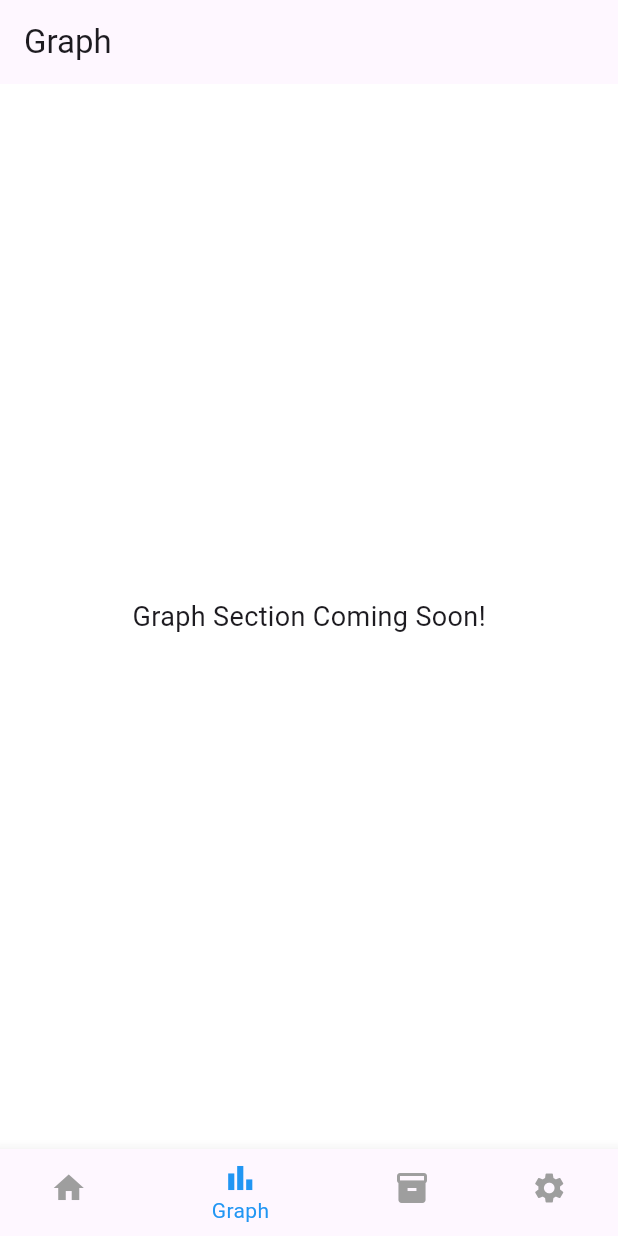
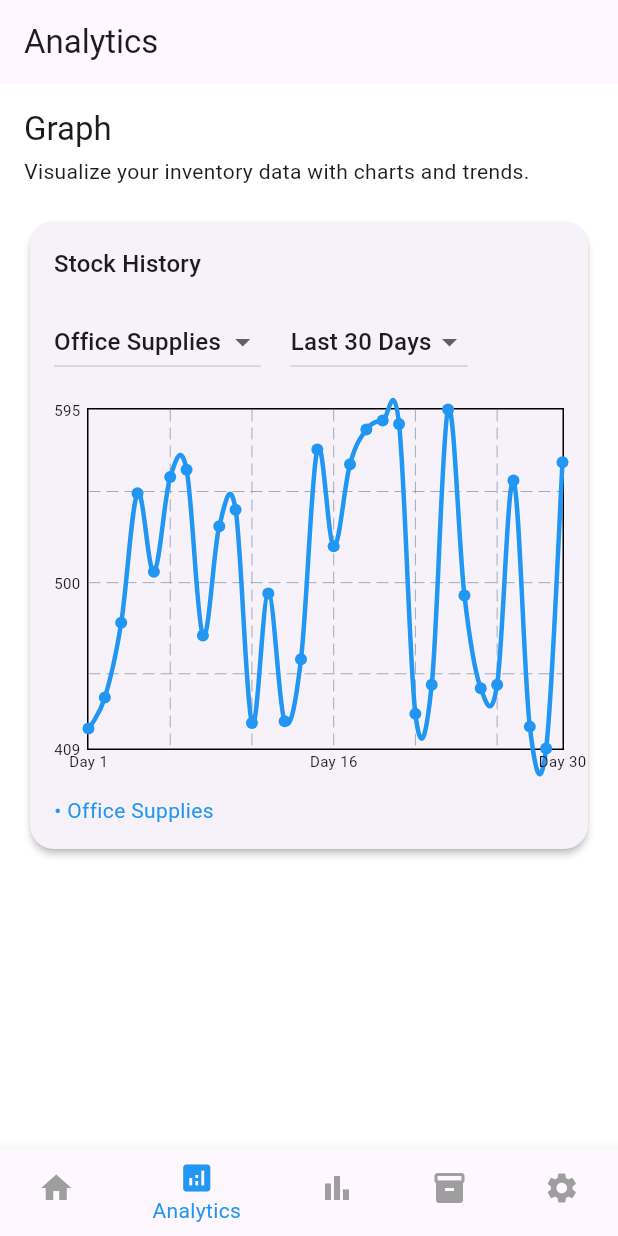
Before and after one commit to rashimeena/supplify, a Flutter app: the screen it shows once a user with an empty profile is signed in, item 2 of the bottom bar chosen, on a phone screen of 412 x 824 dp. Run offline on Flutter 3.47's test engine with Material 3 defaults, Android fonts, the light colour scheme and no system bars; drawn by our look-alikes of fl_chart; our stand-ins replace firebase_auth, firebase_core, get; accounts and stored records are empty.

Commit message:
graph created

```diff
--- /dev/null
+++ b/lib/screens/analytics_screen.dart
@@ -0,0 +1,145 @@
+import 'package:fl_chart/fl_chart.dart';
+import 'package:flutter/material.dart';
+import 'dart:math';
+
+class AnalyticsScreen extends StatefulWidget {
+  @override
+  _AnalyticsScreenState createState() => _AnalyticsScreenState();
+}
+
+class _AnalyticsScreenState extends State<AnalyticsScreen> {
+  String selectedCategory = 'Office Supplies';
+  String selectedRange = 'Last 30 Days';
+
+  final List<String> categories = [
+    'Visitor ID Cards',
+    'Office Supplies',
+    'Banners',
+    'Stationery',
+    'Electronics'
+  ];
+
+  final List<String> dateRanges = [
+    'Last 7 Days',
+    'Last 30 Days',
+    'Last 90 Days',
+  ];
+
+  List<FlSpot> generateSmoothData(int count) {
+    final random = Random();
+    return List.generate(count, (i) => FlSpot(i.toDouble(), 400 + random.nextInt(200).toDouble()));
+  }
+
+  int getRangeCount() {
+    switch (selectedRange) {
+      case 'Last 7 Days':
+        return 7;
+      case 'Last 30 Days':
+        return 30;
+      case 'Last 90 Days':
+        return 90;
+      default:
+        return 30;
+    }
+  }
+
+  @override
+  Widget build(BuildContext context) {
+    final spots = generateSmoothData(getRangeCount());
+
+    return Scaffold(
+      appBar: AppBar(title: Text("Analytics")),
+      body: Padding(
+        padding: const EdgeInsets.all(16.0),
+        child: Column(
+          crossAxisAlignment: CrossAxisAlignment.start,
+          children: [
+            Text("Graph", style: Theme.of(context).textTheme.titleLarge),
+            SizedBox(height: 4),
+            Text("Visualize your inventory data with charts and trends."),
+            SizedBox(height: 20),
+
+            Card(
+              shape: RoundedRectangleBorder(borderRadius: BorderRadius.circular(16)),
+              elevation: 2,
+              child: Padding(
+                padding: const EdgeInsets.all(16.0),
+                child: Column(
+                  crossAxisAlignment: CrossAxisAlignment.start,
+                  children: [
+                    Text("Stock History", style: Theme.of(context).textTheme.titleMedium),
+                    SizedBox(height: 16),
+
+                    Row(
+                      children: [
+                        DropdownButton<String>(
+                          value: selectedCategory,
+                          onChanged: (val) => setState(() => selectedCategory = val!),
+                          items: categories.map((cat) => DropdownMenuItem(
+                            value: cat,
+                            child: Text(cat),
+                          )).toList(),
+                        ),
+                        SizedBox(width: 20),
+                        DropdownButton<String>(
+                          value: selectedRange,
+                          onChanged: (val) => setState(() => selectedRange = val!),
+                          items: dateRanges.map((range) => DropdownMenuItem(
+                            value: range,
+                            child: Text(range),
+                          )).toList(),
+                        ),
+                      ],
+                    ),
+
+                    SizedBox(height: 20),
+                    SizedBox(
+                      height: 250,
+                      child: LineChart(
+                        LineChartData(
+                          titlesData: FlTitlesData(
+                            bottomTitles: AxisTitles(
+                              sideTitles: SideTitles(
+                                showTitles: true,
+                                interval: (getRangeCount() ~/ 2).toDouble(),
+                                getTitlesWidget: (value, meta) {
+                                  return Text("Day ${value.toInt() + 1}", style: TextStyle(fontSize: 10));
+                                },
+                              ),
+                            ),
+                            leftTitles: AxisTitles(
+                              sideTitles: SideTitles(
+                                showTitles: true,
+                                interval: 100,
+                                getTitlesWidget: (value, meta) => Text("${value.toInt()}", style: TextStyle(fontSize: 10)),
+                              ),
+                            ),
+                            rightTitles: AxisTitles(sideTitles: SideTitles(showTitles: false)),
+                            topTitles: AxisTitles(sideTitles: SideTitles(showTitles: false)),
+                          ),
+                          gridData: FlGridData(show: true),
+                          borderData: FlBorderData(show: true),
+                          lineBarsData: [
+                            LineChartBarData(
+                              isCurved: true,
+                              color: Colors.blue,
+                              barWidth: 3,
+                              spots: spots,
+                              dotData: FlDotData(show: true),
+                            ),
+                          ],
+                        ),
+                      ),
+                    ),
+                    SizedBox(height: 8),
+                    Text("• $selectedCategory", style: TextStyle(color: Colors.blue))
+                  ],
+                ),
+              ),
+            )
+          ],
+        ),
+      ),
+    );
+  }
+}
--- a/lib/screens/main_screen.dart
+++ b/lib/screens/main_screen.dart
@@ -1,5 +1,8 @@
 import 'package:flutter/material.dart';
-import 'package:supplify/screens/homescreen.dart'; // Make sure path is correct
+import 'package:supplify/screens/homescreen.dart';
+import 'package:supplify/screens/analytics_screen.dart';
+
+ // Make sure path is correct
 
 class MainScreen extends StatefulWidget {
   const MainScreen({super.key});
@@ -13,6 +16,7 @@ class _MainScreenState extends State<MainScreen> {
 
   final List<Widget> _screens = [
     Homescreen(),
+    AnalyticsScreen(),
     PlaceholderScreen(title: 'Graph'),
     PlaceholderScreen(title: 'Stock Status'),
     PlaceholderScreen(title: 'Settings'),
@@ -33,9 +37,12 @@ class _MainScreenState extends State<MainScreen> {
         unselectedItemColor: Colors.grey,
         items: const [
           BottomNavigationBarItem(icon: Icon(Icons.home), label: 'Home'),
+          BottomNavigationBarItem(icon: Icon(Icons.analytics),label: 'Analytics',),
           BottomNavigationBarItem(icon: Icon(Icons.bar_chart), label: 'Graph'),
           BottomNavigationBarItem(icon: Icon(Icons.inventory), label: 'Stock'),
           BottomNavigationBarItem(icon: Icon(Icons.settings), label: 'Settings'),
+
+
         ],
       ),
     );
--- a/lib/screens/wrapper.dart
+++ b/lib/screens/wrapper.dart
@@ -2,6 +2,7 @@ import 'package:firebase_auth/firebase_auth.dart';
 import 'package:flutter/material.dart';
 import 'package:supplify/screens/main_screen.dart'; // NEW: main screen with bottom nav
 import 'package:supplify/screens/login.dart';
+
 
 class Wrapper extends StatefulWidget {
   const Wrapper({super.key});
--- a/pubspec.yaml
+++ b/pubspec.yaml
@@ -40,6 +40,7 @@ dependencies:
   cloud_firestore: ^5.6.7
   firebase_auth: ^5.5.3
   get: ^4.7.2
+  fl_chart: ^0.66.2
 
 dev_dependencies:
   flutter_test:
```
Also changed, not shown: pubspec.lock.
